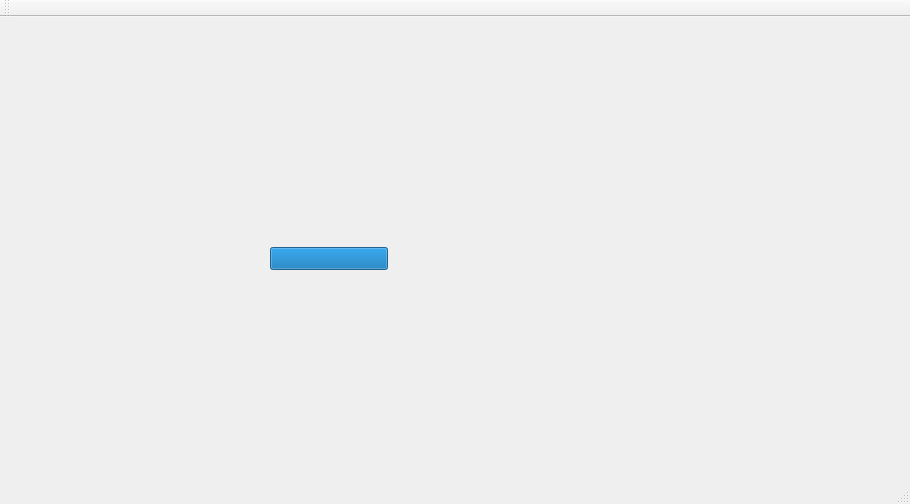
The window that mainwindow.ui (gaboq98/ArbolDelJuicio) describes before a commit, drawn with Qt 5.
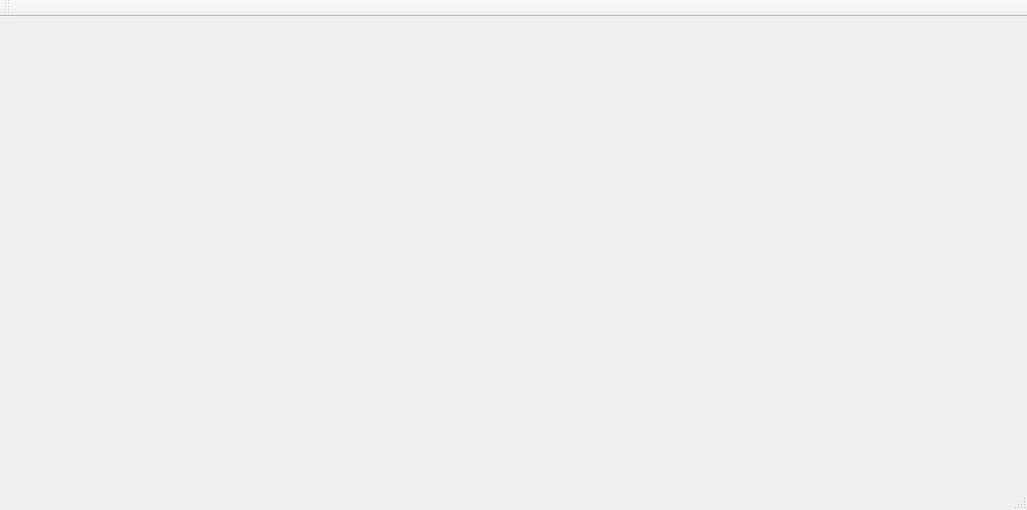
The same window after the commit.

```diff
--- a/mainwindow.ui
+++ b/mainwindow.ui
@@ -6,31 +6,14 @@
    <rect>
     <x>0</x>
     <y>0</y>
-    <width>910</width>
-    <height>504</height>
+    <width>1027</width>
+    <height>510</height>
    </rect>
   </property>
   <property name="windowTitle">
    <string>MainWindow</string>
   </property>
-  <widget class="QWidget" name="centralWidget">
-   <widget class="QProgressBar" name="progressBar">
-    <property name="geometry">
-     <rect>
-      <x>270</x>
-      <y>230</y>
-      <width>118</width>
-      <height>23</height>
-     </rect>
-    </property>
-    <property name="value">
-     <number>100</number>
-    </property>
-    <property name="textVisible">
-     <bool>false</bool>
-    </property>
-   </widget>
-  </widget>
+  <widget class="QWidget" name="centralWidget"/>
   <widget class="QMenuBar" name="menuBar">
    <property name="geometry">
     <rect>
```
Left out of the diff: 2 changed lines with no effect on the pictures.
